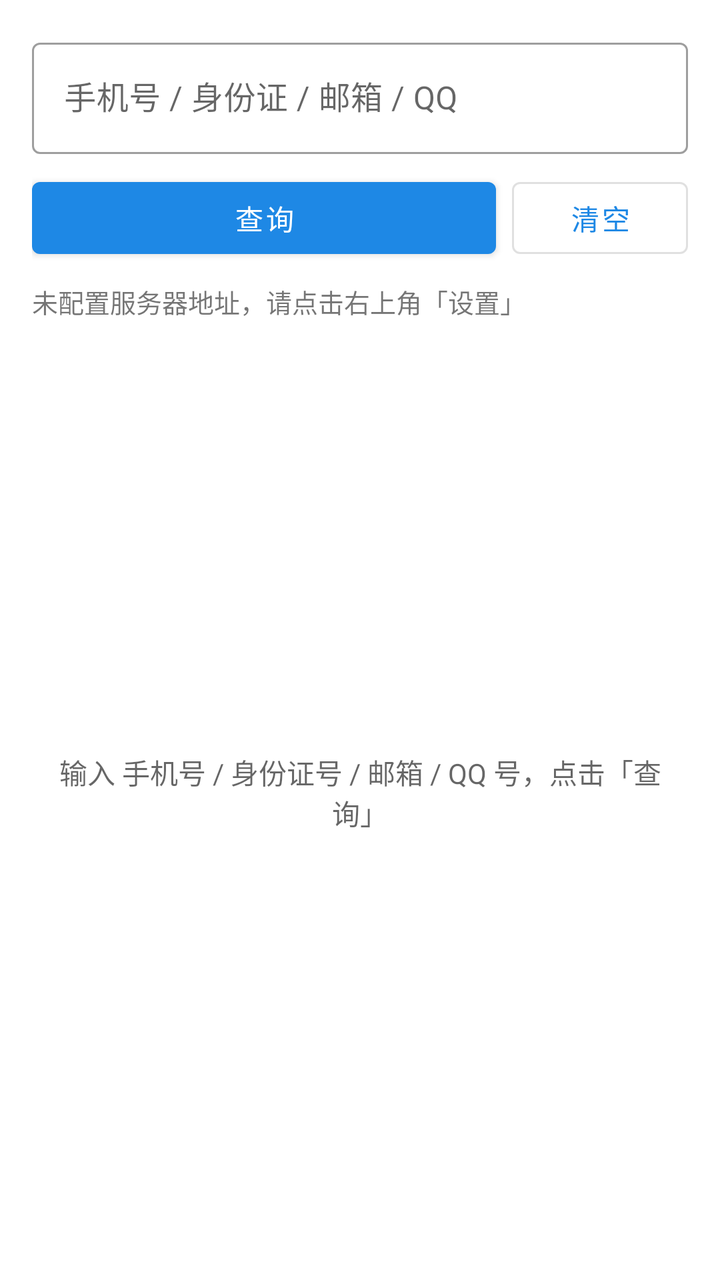
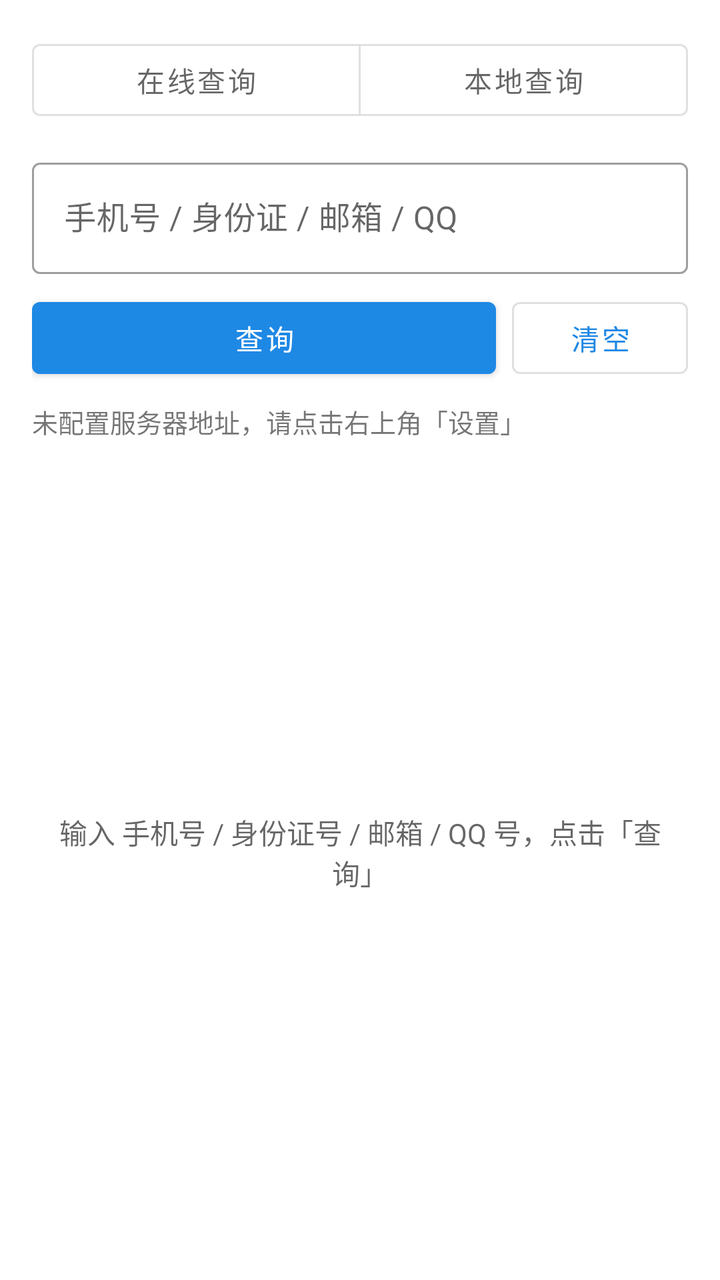

Screens rendered from an Android XML layout before and after an edit, with the pre-edit source and the edit as a unified diff.
<!-- AndroidManifest.xml: application theme Theme.LeakCheck -->
<!-- res/layout/activity_main.xml -->
<?xml version="1.0" encoding="utf-8"?>
<LinearLayout xmlns:android="http://schemas.android.com/apk/res/android"
    android:layout_width="match_parent"
    android:layout_height="match_parent"
    android:orientation="vertical"
    android:padding="16dp">

    <com.google.android.material.textfield.TextInputLayout
        android:id="@+id/inputLayout"
        style="@style/Widget.MaterialComponents.TextInputLayout.OutlinedBox"
        android:layout_width="match_parent"
        android:layout_height="wrap_content"
        android:hint="@string/hint_query">

        <com.google.android.material.textfield.TextInputEditText
            android:id="@+id/inputQuery"
            android:layout_width="match_parent"
            android:layout_height="wrap_content"
            android:imeOptions="actionSearch"
            android:inputType="text"
            android:maxLines="1" />
    </com.google.android.material.textfield.TextInputLayout>

    <LinearLayout
        android:layout_width="match_parent"
        android:layout_height="wrap_content"
        android:layout_marginTop="8dp"
        android:orientation="horizontal">

        <com.google.android.material.button.MaterialButton
            android:id="@+id/btnQuery"
            android:layout_width="0dp"
            android:layout_height="wrap_content"
            android:layout_weight="1"
            android:text="@string/btn_query" />

        <com.google.android.material.button.MaterialButton
            android:id="@+id/btnClear"
            style="@style/Widget.MaterialComponents.Button.OutlinedButton"
            android:layout_width="wrap_content"
            android:layout_height="wrap_content"
            android:layout_marginStart="8dp"
            android:text="@string/btn_clear" />
    </LinearLayout>

    <TextView
        android:id="@+id/txtStatus"
        android:layout_width="match_parent"
        android:layout_height="wrap_content"
        android:layout_marginTop="8dp"
        android:text="@string/status_no_server"
        android:textSize="13sp" />

    <ProgressBar
        android:id="@+id/progress"
        android:layout_width="wrap_content"
        android:layout_height="wrap_content"
        android:layout_gravity="center_horizontal"
        android:layout_marginTop="8dp"
        android:visibility="gone" />

    <androidx.recyclerview.widget.RecyclerView
        android:id="@+id/resultList"
        android:layout_width="match_parent"
        android:layout_height="0dp"
        android:layout_marginTop="8dp"
        android:layout_weight="1"
        android:clipToPadding="false"
        android:visibility="gone" />

    <FrameLayout
        android:id="@+id/emptyView"
        android:layout_width="match_parent"
        android:layout_height="0dp"
        android:layout_marginTop="8dp"
        android:layout_weight="1">

        <TextView
            android:id="@+id/txtEmpty"
            android:layout_width="match_parent"
            android:layout_height="wrap_content"
            android:layout_gravity="center"
            android:gravity="center"
            android:text="@string/hint_input"
            android:textColor="?android:attr/textColorSecondary" />
    </FrameLayout>
</LinearLayout>
<!-- resources referenced by this layout -->
<resources>
  <string name="btn_clear">清空</string>
  <string name="btn_query">查询</string>
  <string name="hint_input">输入 手机号 / 身份证号 / 邮箱 / QQ 号，点击「查询」</string>
  <string name="hint_query">手机号 / 身份证 / 邮箱 / QQ</string>
  <string name="status_no_server">未配置服务器地址，请点击右上角「设置」</string>
  <style name="Theme.LeakCheck" parent="Theme.MaterialComponents.DayNight.DarkActionBar">
          <item name="colorPrimary">@color/primary</item>
          <item name="colorPrimaryVariant">@color/primary_dark</item>
          <item name="colorOnPrimary">@color/white</item>
          <item name="colorSecondary">@color/accent</item>
          <item name="colorSecondaryVariant">@color/accent</item>
          <item name="colorOnSecondary">@color/white</item>
          <item name="android:statusBarColor" tools:targetApi="l">@color/primary_dark</item>
      </style>
  <color name="primary">#1E88E5</color>
  <color name="primary_dark">#1565C0</color>
  <color name="white">#FFFFFFFF</color>
  <color name="accent">#00897B</color>
</resources>

<!-- the commit's change to res/layout/activity_main.xml (unified diff, before → after) -->
@@ -1,15 +1,41 @@
 <?xml version="1.0" encoding="utf-8"?>
 <LinearLayout xmlns:android="http://schemas.android.com/apk/res/android"
+    xmlns:app="http://schemas.android.com/apk/res-auto"
     android:layout_width="match_parent"
     android:layout_height="match_parent"
     android:orientation="vertical"
     android:padding="16dp">
+
+    <com.google.android.material.button.MaterialButtonToggleGroup
+        android:id="@+id/modeGroup"
+        android:layout_width="match_parent"
+        android:layout_height="wrap_content"
+        app:selectionRequired="true"
+        app:singleSelection="true">
+
+        <com.google.android.material.button.MaterialButton
+            android:id="@+id/btnModeOnline"
+            style="@style/Widget.MaterialComponents.Button.OutlinedButton"
+            android:layout_width="0dp"
+            android:layout_height="wrap_content"
+            android:layout_weight="1"
+            android:text="@string/mode_online" />
+
+        <com.google.android.material.button.MaterialButton
+            android:id="@+id/btnModeLocal"
+            style="@style/Widget.MaterialComponents.Button.OutlinedButton"
+            android:layout_width="0dp"
+            android:layout_height="wrap_content"
+            android:layout_weight="1"
+            android:text="@string/mode_local" />
+    </com.google.android.material.button.MaterialButtonToggleGroup>
 
     <com.google.android.material.textfield.TextInputLayout
         android:id="@+id/inputLayout"
         style="@style/Widget.MaterialComponents.TextInputLayout.OutlinedBox"
         android:layout_width="match_parent"
         android:layout_height="wrap_content"
+        android:layout_marginTop="12dp"
         android:hint="@string/hint_query">
 
         <com.google.android.material.textfield.TextInputEditText
<!-- resource entries referenced after the edit -->
@@ -4,6 +4,8 @@
   <string name="btn_query">查询</string>
   <string name="hint_input">输入 手机号 / 身份证号 / 邮箱 / QQ 号，点击「查询」</string>
   <string name="hint_query">手机号 / 身份证 / 邮箱 / QQ</string>
+  <string name="mode_local">本地查询</string>
+  <string name="mode_online">在线查询</string>
   <string name="status_no_server">未配置服务器地址，请点击右上角「设置」</string>
   <style name="Theme.LeakCheck" parent="Theme.MaterialComponents.DayNight.DarkActionBar">
           <item name="colorPrimary">@color/primary</item>
